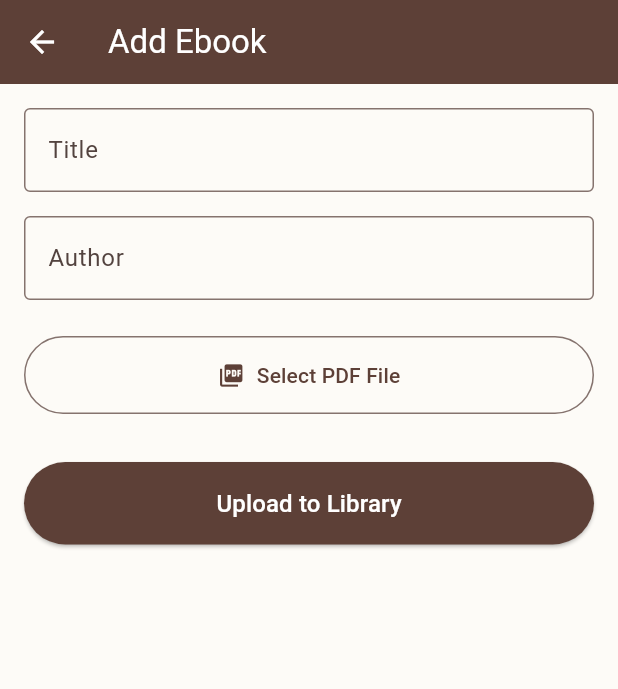
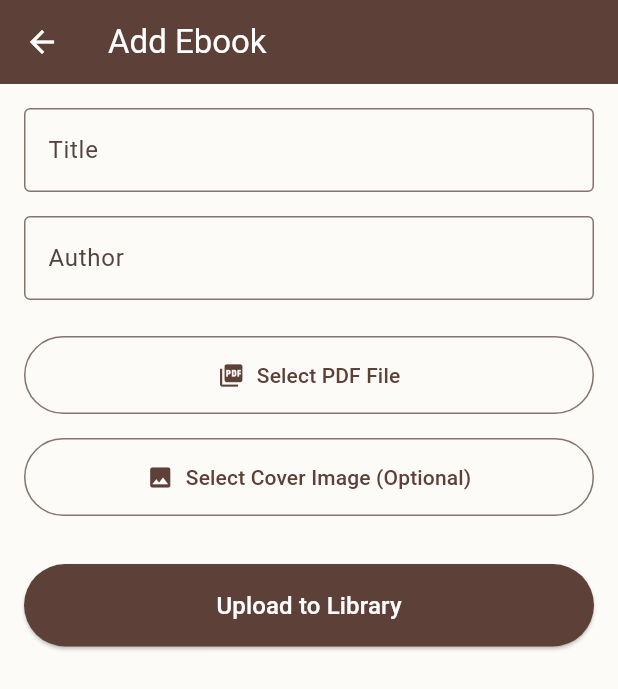
Before and after one commit to ror-deve/ebook-library, a Flutter app: the UploadScreen screen opened directly, on a phone screen of 412 x 824 dp. Shown: the top 689 px of the screen. Run offline on Flutter 3.47's test engine with Material 3 defaults, Android fonts, the phone set to English and light mode, and no system bars; our stand-ins replace file_picker; missing offline and left inert: syncfusion_flutter_pdfviewer; network calls fail.

Commit message:
Flutter: add cover url for app

```diff
--- a/ebook_library_app/lib/models/ebook.dart
+++ b/ebook_library_app/lib/models/ebook.dart
@@ -4,6 +4,7 @@ class Ebook {
   final String author;
   final String? fileName;
   final String? fileUrl;
+  final String? coverUrl;
 
   Ebook({
     required this.id,
@@ -11,6 +12,7 @@ class Ebook {
     required this.author,
     this.fileName,
     this.fileUrl,
+    this.coverUrl,
   });
 
   factory Ebook.fromJson(Map<String, dynamic> json) {
@@ -24,6 +26,7 @@ class Ebook {
       author: json['author'] ?? 'Unknown',
       fileName: json['file_name'],
       fileUrl: rawUrl,
+      coverUrl: json['cover_url'],
     );
   }
 }
--- a/ebook_library_app/lib/providers/ebook_provider.dart
+++ b/ebook_library_app/lib/providers/ebook_provider.dart
@@ -44,11 +44,11 @@ class EbookProvider with ChangeNotifier {
     }
   }
 
-  Future<bool> uploadEbook(String title, String author, String filePath) async {
+  Future<bool> uploadEbook(String title, String author, String filePath, {String? coverImagePath}) async {
     _isLoading = true;
     notifyListeners();
     try {
-      final newEbook = await _apiService.uploadEbook(title, author, filePath);
+      final newEbook = await _apiService.uploadEbook(title, author, filePath, coverImagePath: coverImagePath);
       _ebooks.insert(0, newEbook);
       _isLoading = false;
       notifyListeners();
@@ -65,6 +65,7 @@ class EbookProvider with ChangeNotifier {
       final success = await _apiService.deleteEbook(id);
       if (success) {
         _ebooks.removeWhere((book) => book.id == id);
+        _searchResults.removeWhere((book) => book.id == id);
         notifyListeners();
         return true;
       }
--- a/ebook_library_app/lib/screens/upload_screen.dart
+++ b/ebook_library_app/lib/screens/upload_screen.dart
@@ -14,10 +14,11 @@ class _UploadScreenState extends State<UploadScreen> {
   final _formKey = GlobalKey<FormState>();
   final _titleController = TextEditingController();
   final _authorController = TextEditingController();
-
   String? _selectedFilePath;
   String? _selectedFileName;
 
+  String? _selectedCoverPath;
+  String? _selectedCoverName;
   @override
   void dispose() {
     _titleController.dispose();
@@ -39,6 +40,19 @@ class _UploadScreenState extends State<UploadScreen> {
     }
   }
 
+  Future<void> _pickCoverFile() async {
+    FilePickerResult? result = await FilePicker.pickFiles(
+      type: FileType.image,
+    );
+
+    if (result != null) {
+      setState(() {
+        _selectedCoverPath = result.files.single.path;
+        _selectedCoverName = result.files.single.name;
+      });
+    }
+  }
+
   Future<void> _upload() async {
     if (_formKey.currentState!.validate() && _selectedFilePath != null) {
       try {
@@ -46,6 +60,7 @@ class _UploadScreenState extends State<UploadScreen> {
           _titleController.text,
           _authorController.text,
           _selectedFilePath!,
+          coverImagePath: _selectedCoverPath,
         );
 
         if (!mounted) return;
@@ -100,6 +115,13 @@ class _UploadScreenState extends State<UploadScreen> {
                 label: Text(_selectedFileName ?? 'Select PDF File'),
                 style: OutlinedButton.styleFrom(padding: const EdgeInsets.all(16)),
               ),
+              const SizedBox(height: 16),
+              OutlinedButton.icon(
+                onPressed: _pickCoverFile,
+                icon: const Icon(Icons.image),
+                label: Text(_selectedCoverName ?? 'Select Cover Image (Optional)'),
+                style: OutlinedButton.styleFrom(padding: const EdgeInsets.all(16)),
+              ),
               const SizedBox(height: 32),
               ElevatedButton(
                 onPressed: isLoading ? null : _upload,
```
Also changed, not shown: ebook_library_app/lib/services/api_service.dart (+9 -6 lines), ebook_library_app/lib/widgets/ebook_card.dart (+19 -2 lines), 1 other file.
